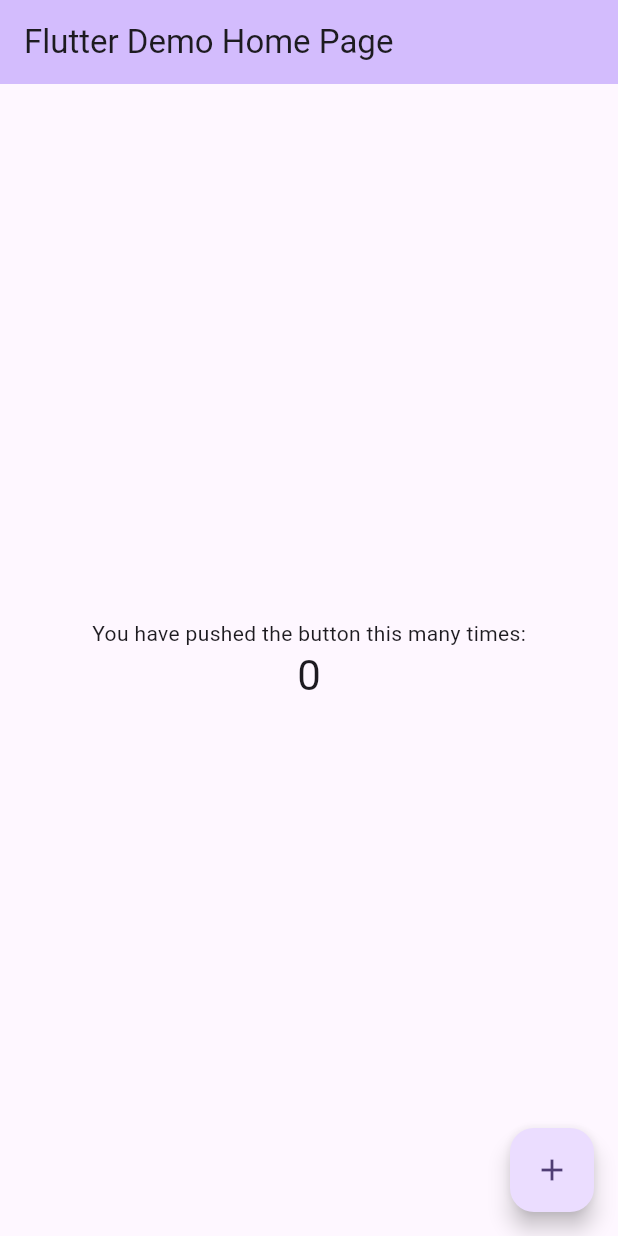
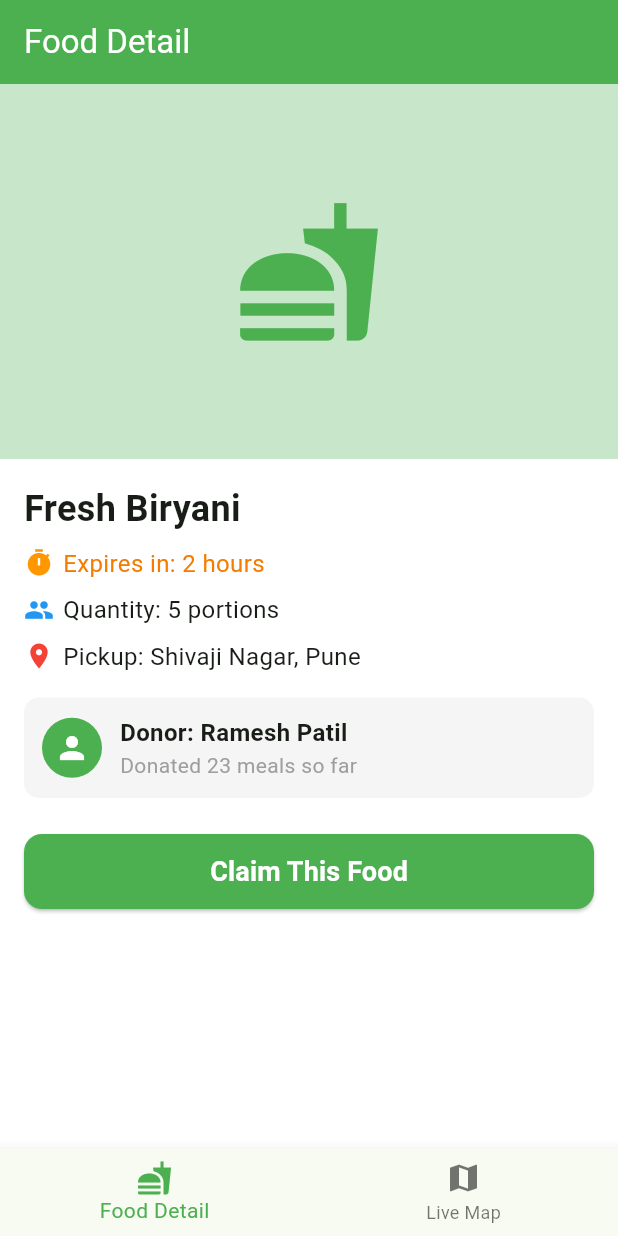
Before and after one commit to Sakshi-2004s/community-food-rescue-app, a Flutter app: the screen it shows after launch, on a phone screen of 412 x 824 dp. Run offline on Flutter 3.47's test engine with Material 3 defaults, Android fonts, the phone set to English and light mode, and no system bars.

Commit message:
Member 2 - navigation added

```diff
--- a/lib/listing_detail_screen.dart
+++ b/lib/listing_detail_screen.dart
@@ -0,0 +1,140 @@
+import 'package:flutter/material.dart';
+
+class ListingDetailScreen extends StatelessWidget {
+  const ListingDetailScreen({super.key});
+
+  @override
+  Widget build(BuildContext context) {
+    return Scaffold(
+      backgroundColor: Colors.white,
+      appBar: AppBar(
+        backgroundColor: Colors.green,
+        title: const Text('Food Detail', style: TextStyle(color: Colors.white)),
+        iconTheme: const IconThemeData(color: Colors.white),
+      ),
+      body: SingleChildScrollView(
+        child: Column(
+          crossAxisAlignment: CrossAxisAlignment.start,
+          children: [
+            Container(
+              width: double.infinity,
+              height: 250,
+              color: Colors.green[100],
+              child: const Icon(Icons.fastfood, size: 100, color: Colors.green),
+            ),
+            Padding(
+              padding: const EdgeInsets.all(16.0),
+              child: Column(
+                crossAxisAlignment: CrossAxisAlignment.start,
+                children: [
+                  const Text(
+                    'Fresh Biryani',
+                    style: TextStyle(fontSize: 24, fontWeight: FontWeight.bold),
+                  ),
+                  const SizedBox(height: 8),
+                  Row(
+                    children: [
+                      const Icon(Icons.timer, color: Colors.orange, size: 20),
+                      const SizedBox(width: 6),
+                      Text(
+                        'Expires in: 2 hours',
+                        style: TextStyle(
+                          color: Colors.orange[700],
+                          fontSize: 16,
+                        ),
+                      ),
+                    ],
+                  ),
+                  const SizedBox(height: 8),
+                  const Row(
+                    children: [
+                      Icon(Icons.people, color: Colors.blue, size: 20),
+                      SizedBox(width: 6),
+                      Text(
+                        'Quantity: 5 portions',
+                        style: TextStyle(fontSize: 16),
+                      ),
+                    ],
+                  ),
+                  const SizedBox(height: 8),
+                  const Row(
+                    children: [
+                      Icon(Icons.location_on, color: Colors.red, size: 20),
+                      SizedBox(width: 6),
+                      Text(
+                        'Pickup: Shivaji Nagar, Pune',
+                        style: TextStyle(fontSize: 16),
+                      ),
+                    ],
+                  ),
+                  const SizedBox(height: 16),
+                  Container(
+                    padding: const EdgeInsets.all(12),
+                    decoration: BoxDecoration(
+                      color: Colors.grey[100],
+                      borderRadius: BorderRadius.circular(10),
+                    ),
+                    child: const Row(
+                      children: [
+                        CircleAvatar(
+                          backgroundColor: Colors.green,
+                          child: Icon(Icons.person, color: Colors.white),
+                        ),
+                        SizedBox(width: 12),
+                        Column(
+                          crossAxisAlignment: CrossAxisAlignment.start,
+                          children: [
+                            Text(
+                              'Donor: Ramesh Patil',
+                              style: TextStyle(
+                                fontWeight: FontWeight.bold,
+                                fontSize: 16,
+                              ),
+                            ),
+                            Text(
+                              'Donated 23 meals so far',
+                              style: TextStyle(color: Colors.grey),
+                            ),
+                          ],
+                        ),
+                      ],
+                    ),
+                  ),
+                  const SizedBox(height: 24),
+                  SizedBox(
+                    width: double.infinity,
+                    height: 50,
+                    child: ElevatedButton(
+                      style: ElevatedButton.styleFrom(
+                        backgroundColor: Colors.green,
+                        shape: RoundedRectangleBorder(
+                          borderRadius: BorderRadius.circular(12),
+                        ),
+                      ),
+                      onPressed: () {
+                        ScaffoldMessenger.of(context).showSnackBar(
+                          const SnackBar(
+                            content: Text('✅ Food Claimed Successfully!'),
+                            backgroundColor: Colors.green,
+                          ),
+                        );
+                      },
+                      child: const Text(
+                        'Claim This Food',
+                        style: TextStyle(
+                          fontSize: 18,
+                          color: Colors.white,
+                          fontWeight: FontWeight.bold,
+                        ),
+                      ),
+                    ),
+                  ),
+                ],
+              ),
+            ),
+          ],
+        ),
+      ),
+    );
+  }
+}
--- a/lib/main.dart
+++ b/lib/main.dart
@@ -1,4 +1,6 @@
 import 'package:flutter/material.dart';
+import 'listing_detail_screen.dart';
+import 'live_map_screen.dart';
 
 void main() {
   runApp(const MyApp());
@@ -7,115 +9,51 @@ void main() {
 class MyApp extends StatelessWidget {
   const MyApp({super.key});
 
-  // This widget is the root of your application.
   @override
   Widget build(BuildContext context) {
     return MaterialApp(
-      title: 'Flutter Demo',
+      title: 'Community Food Rescue',
+      debugShowCheckedModeBanner: false,
       theme: ThemeData(
-        // This is the theme of your application.
-        //
-        // TRY THIS: Try running your application with "flutter run". You'll see
-        // the application has a purple toolbar. Then, without quitting the app,
-        // try changing the seedColor in the colorScheme below to Colors.green
-        // and then invoke "hot reload" (save your changes or press the "hot
-        // reload" button in a Flutter-supported IDE, or press "r" if you used
-        // the command line to start the app).
-        //
-        // Notice that the counter didn't reset back to zero; the application
-        // state is not lost during the reload. To reset the state, use hot
-        // restart instead.
-        //
-        // This works for code too, not just values: Most code changes can be
-        // tested with just a hot reload.
-        colorScheme: .fromSeed(seedColor: Colors.deepPurple),
+        colorScheme: ColorScheme.fromSeed(seedColor: Colors.green),
+        useMaterial3: true,
       ),
-      home: const MyHomePage(title: 'Flutter Demo Home Page'),
+      home: MainScreen(),
     );
   }
 }
 
-class MyHomePage extends StatefulWidget {
-  const MyHomePage({super.key, required this.title});
-
-  // This widget is the home page of your application. It is stateful, meaning
-  // that it has a State object (defined below) that contains fields that affect
-  // how it looks.
-
-  // This class is the configuration for the state. It holds the values (in this
-  // case the title) provided by the parent (in this case the App widget) and
-  // used by the build method of the State. Fields in a Widget subclass are
-  // always marked "final".
-
-  final String title;
+class MainScreen extends StatefulWidget {
+  const MainScreen({super.key});
 
   @override
-  State<MyHomePage> createState() => _MyHomePageState();
+  State<MainScreen> createState() => _MainScreenState();
 }
 
-class _MyHomePageState extends State<MyHomePage> {
-  int _counter = 0;
+class _MainScreenState extends State<MainScreen> {
+  int _currentIndex = 0;
 
-  void _incrementCounter() {
-    setState(() {
-      // This call to setState tells the Flutter framework that something has
-      // changed in this State, which causes it to rerun the build method below
-      // so that the display can reflect the updated values. If we changed
-      // _counter without calling setState(), then the build method would not be
-      // called again, and so nothing would appear to happen.
-      _counter++;
-    });
-  }
+  final List<Widget> _pages = [ListingDetailScreen(), LiveMapScreen()];
 
   @override
   Widget build(BuildContext context) {
-    // This method is rerun every time setState is called, for instance as done
-    // by the _incrementCounter method above.
-    //
-    // The Flutter framework has been optimized to make rerunning build methods
-    // fast, so that you can just rebuild anything that needs updating rather
-    // than having to individually change instances of widgets.
     return Scaffold(
-      appBar: AppBar(
-        // TRY THIS: Try changing the color here to a specific color (to
-        // Colors.amber, perhaps?) and trigger a hot reload to see the AppBar
-        // change color while the other colors stay the same.
-        backgroundColor: Theme.of(context).colorScheme.inversePrimary,
-        // Here we take the value from the MyHomePage object that was created by
-        // the App.build method, and use it to set our appbar title.
-        title: Text(widget.title),
-      ),
-      body: Center(
-        // Center is a layout widget. It takes a single child and positions it
-        // in the middle of the parent.
-        child: Column(
-          // Column is also a layout widget. It takes a list of children and
-          // arranges them vertically. By default, it sizes itself to fit its
-          // children horizontally, and tries to be as tall as its parent.
-          //
-          // Column has various properties to control how it sizes itself and
-          // how it positions its children. Here we use mainAxisAlignment to
-          // center the children vertically; the main axis here is the vertical
-          // axis because Columns are vertical (the cross axis would be
-          // horizontal).
-          //
-          // TRY THIS: Invoke "debug painting" (choose the "Toggle Debug Paint"
-          // action in the IDE, or press "p" in the console), to see the
-          // wireframe for each widget.
-          mainAxisAlignment: .center,
-          children: [
-            const Text('You have pushed the button this many times:'),
-            Text(
-              '$_counter',
-              style: Theme.of(context).textTheme.headlineMedium,
-            ),
-          ],
-        ),
-      ),
-      floatingActionButton: FloatingActionButton(
-        onPressed: _incrementCounter,
-        tooltip: 'Increment',
-        child: const Icon(Icons.add),
+      body: _pages[_currentIndex],
+      bottomNavigationBar: BottomNavigationBar(
+        currentIndex: _currentIndex,
+        selectedItemColor: Colors.green,
+        onTap: (index) {
+          setState(() {
+            _currentIndex = index;
+          });
+        },
+        items: const [
+          BottomNavigationBarItem(
+            icon: Icon(Icons.fastfood),
+            label: 'Food Detail',
+          ),
+          BottomNavigationBarItem(icon: Icon(Icons.map), label: 'Live Map'),
+        ],
       ),
     );
   }
```
Also changed, not shown: lib/live_map_screen.dart (added, +189 -0 lines).
